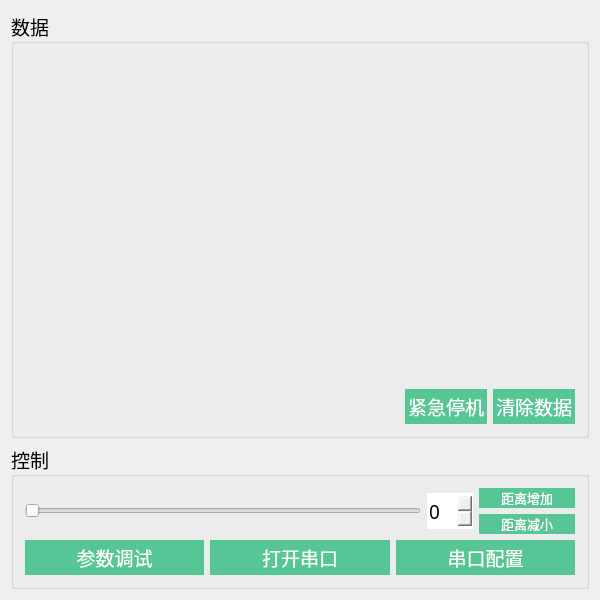
First picture: the form in mainwindow.ui, repository HITXZA/diansai2017Uper2, before the edit.
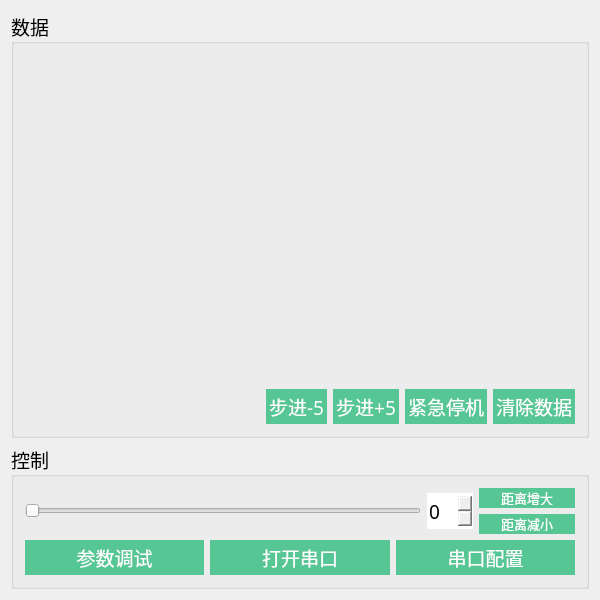
Second picture: the form after the edit. Icons and pictures are not drawn. Custom widgets are drawn as their Qt base class.

Diff of the .ui file:
```diff
--- a/mainwindow.ui
+++ b/mainwindow.ui
@@ -68,6 +68,64 @@
                </property>
               </spacer>
              </item>
+             <item>
+              <widget class="QPushButton" name="StepMinusButton">
+               <property name="font">
+                <font>
+                 <family>微软雅黑 Light</family>
+                 <pointsize>14</pointsize>
+                </font>
+               </property>
+               <property name="styleSheet">
+                <string notr="true">QPushButton {
+    background-color: rgb(86,198,148);
+	color:white;
+    border-style: none;
+	min-width: 30ex;
+    min-height: 10ex;
+	padding: 3px;
+}
+QPushButton:hover {
+   background-color: rgb(154,220,192);
+}
+QPushButton:pressed {
+   background-color: rgb(101,148,128);
+}</string>
+               </property>
+               <property name="text">
+                <string>步进-5</string>
+               </property>
+              </widget>
+             </item>
+             <item>
+              <widget class="QPushButton" name="StepAddButton">
+               <property name="font">
+                <font>
+                 <family>微软雅黑 Light</family>
+                 <pointsize>14</pointsize>
+                </font>
+               </property>
+               <property name="styleSheet">
+                <string notr="true">QPushButton {
+    background-color: rgb(86,198,148);
+	color:white;
+    border-style: none;
+	min-width: 30ex;
+    min-height: 10ex;
+	padding: 3px;
+}
+QPushButton:hover {
+   background-color: rgb(154,220,192);
+}
+QPushButton:pressed {
+   background-color: rgb(101,148,128);
+}</string>
+               </property>
+               <property name="text">
+                <string>步进+5</string>
+               </property>
+              </widget>
+             </item>
              <item>
               <widget class="QPushButton" name="stopbutton">
                <property name="styleSheet">
@@ -214,6 +272,45 @@
              </item>
              <item>
               <layout class="QVBoxLayout" name="verticalLayout">
+               <item>
+                <widget class="QPushButton" name="DistanceButton">
+                 <property name="maximumSize">
+                  <size>
+                   <width>16777215</width>
+                   <height>20</height>
+                  </size>
+                 </property>
+                 <property name="font">
+                  <font>
+                   <family>微软雅黑 Light</family>
+                   <pointsize>10</pointsize>
+                  </font>
+                 </property>
+                 <property name="toolTipDuration">
+                  <number>-1</number>
+                 </property>
+                 <property name="styleSheet">
+                  <string notr="true">QPushButton {
+    background-color: rgb(86,198,148);
+	color:white;
+    border-style: none;
+	min-width: 30ex;
+    min-height: 3ex;
+	padding: 3px;
+}
+QPushButton:hover {
+   background-color: rgb(154,220,192);
+}
+QPushButton:pressed {
+   background-color: rgb(101,148,128);
+}
+</string>
+                 </property>
+                 <property name="text">
+                  <string>距离增大</string>
+                 </property>
+                </widget>
+               </item>
                <item>
                 <widget class="QPushButton" name="DistanceAddButton">
                  <property name="sizePolicy">
@@ -239,45 +336,6 @@
                    <family>微软雅黑 Light</family>
                    <pointsize>10</pointsize>
                   </font>
-                 </property>
-                 <property name="styleSheet">
-                  <string notr="true">QPushButton {
-    background-color: rgb(86,198,148);
-	color:white;
-    border-style: none;
-	min-width: 30ex;
-    min-height: 3ex;
-	padding: 3px;
-}
-QPushButton:hover {
-   background-color: rgb(154,220,192);
-}
-QPushButton:pressed {
-   background-color: rgb(101,148,128);
-}
-</string>
-                 </property>
-                 <property name="text">
-                  <string>距离增加</string>
-                 </property>
-                </widget>
-               </item>
-               <item>
-                <widget class="QPushButton" name="DistanceButton">
-                 <property name="maximumSize">
-                  <size>
-                   <width>16777215</width>
-                   <height>20</height>
-                  </size>
-                 </property>
-                 <property name="font">
-                  <font>
-                   <family>微软雅黑 Light</family>
-                   <pointsize>10</pointsize>
-                  </font>
-                 </property>
-                 <property name="toolTipDuration">
-                  <number>-1</number>
                  </property>
                  <property name="styleSheet">
                   <string notr="true">QPushButton {
```
Left out of the diff: 12 changed lines with no effect on the pictures.
